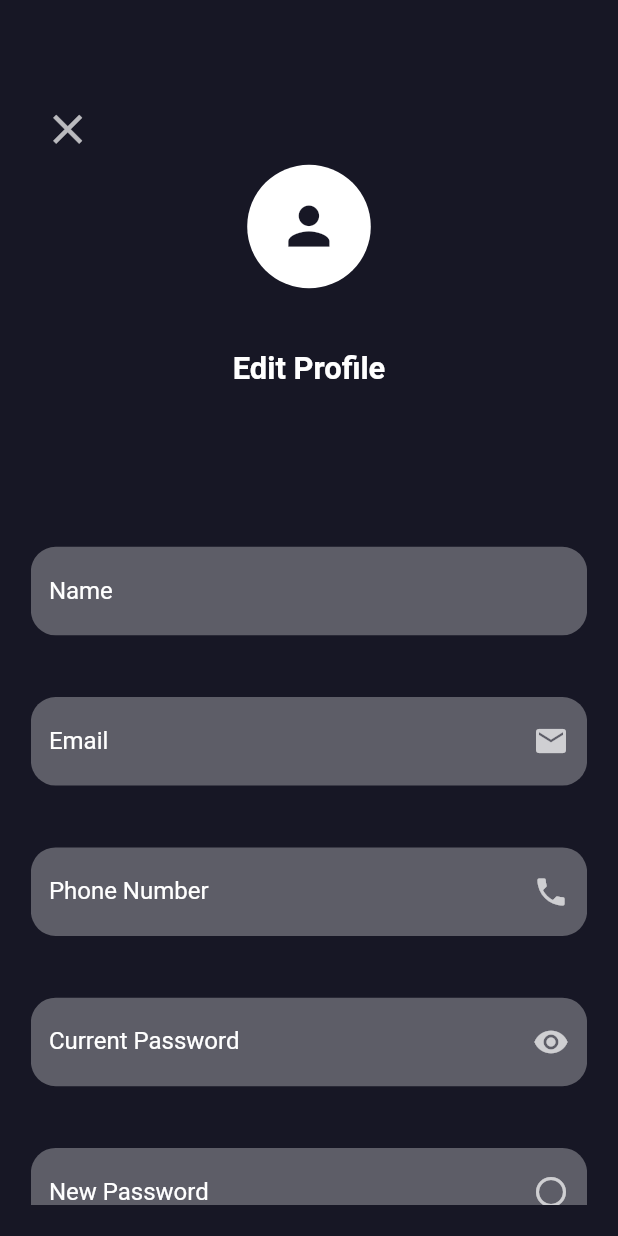
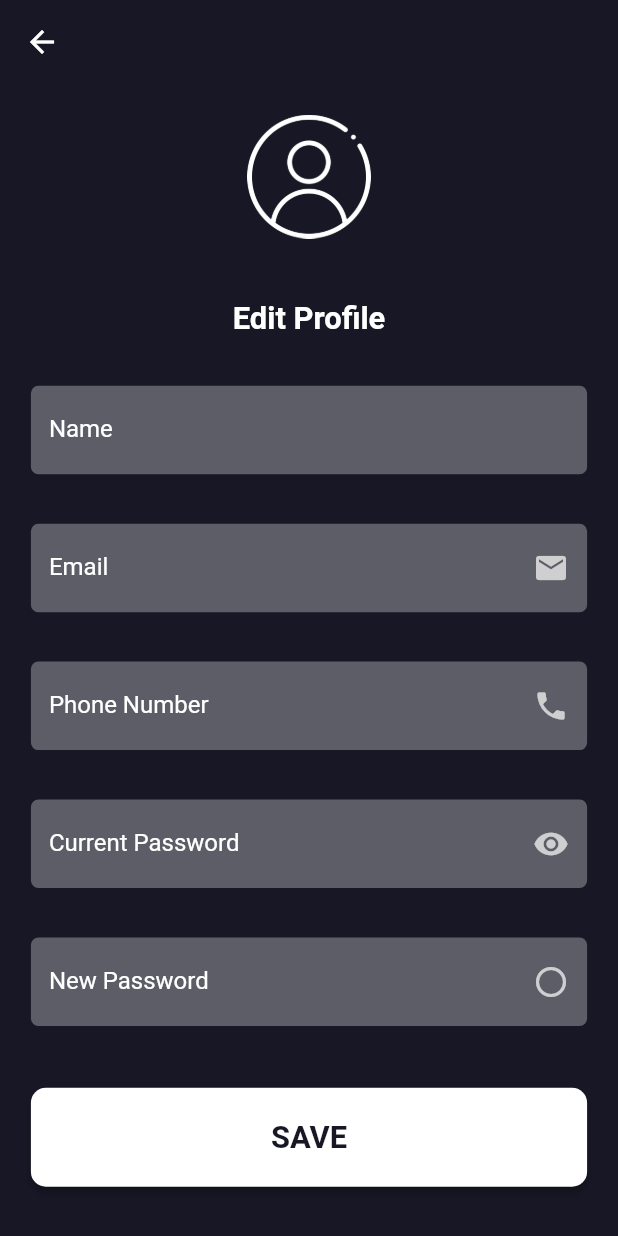
Before and after one commit to alaaelqadyy/Despoky, a Flutter app: the ProfileScreen screen opened directly, after a tap on "Edit Profile", on a phone screen of 412 x 824 dp. Run offline on Flutter 3.47's test engine with Material 2 defaults, Android fonts, the phone set to English and light mode, and no system bars; our stand-ins replace animated_text_kit, circle_nav_bar, cloud_firestore, firebase_auth, firebase_core, google_fonts and 1 more; missing offline and left inert: appbar_animated; accounts and stored records are empty; network calls fail.

Commit message:
insha2allah a5r t3del

```diff
--- a/lib/edit_profile.dart
+++ b/lib/edit_profile.dart
@@ -91,40 +91,22 @@ class _EditProfilePageState extends State<EditProfilePage>
     return Sizer(builder: (context, orientation, deviceType) {
       return Scaffold(
         backgroundColor: Color(0xFF171725),
+        appBar: AppBar(
+          backgroundColor: Color(0xFF171725),
+          elevation: 0,
+        ),
         body: Padding(
           padding: EdgeInsets.all(5.w),
           child: Column(
             crossAxisAlignment: CrossAxisAlignment.stretch,
             children: <Widget>[
-              SizedBox(height: 5.h),
-              IconButton(
-                alignment: Alignment.topLeft,
-                onPressed: () {
-                  Navigator.of(context, rootNavigator: true)
-                      .pushNamed(AppRoutes.bottomNavBarPageRoute);
-                },
-                icon: Icon(
-                  Icons.close,
-                  color: Colors.white70,
-                  size: 4.h,
-                ),
+              Image.asset(
+                'assets/user.png',
+                width: 36.w,
+                height: 10.h,
+                color: Colors.white,
               ),
-              AnimatedBuilder(
-                animation: _animationController,
-                builder: (context, child) => ScaleTransition(
-                  scale: _animation,
-                  child: child,
-                ),
-                child: CircleAvatar(
-                  backgroundColor: Colors.white,
-                  radius: 10.0.w,
-                  child: Icon(
-                    Icons.person,
-                    size: 10.0.w,
-                    color: Color(0xFF171725),
-                  ),
-                ),
-              ),
+
               SizedBox(height: 5.0.h),
               TypewriterAnimatedTextKit(
                 text: ['Edit Profile'],
@@ -141,9 +123,8 @@ class _EditProfilePageState extends State<EditProfilePage>
               Expanded(
                 child: SingleChildScrollView(
                   child: Column(
-                    crossAxisAlignment: CrossAxisAlignment.stretch,
+                   // crossAxisAlignment: CrossAxisAlignment.stretch,
                     children: [
-                      SizedBox(height: 8.0.h),
                       Form(
                         child: Column(
                           children: [
@@ -196,7 +177,7 @@ class _EditProfilePageState extends State<EditProfilePage>
                                 ),
                               ],
                             ),*/
-                            SizedBox(height: 5.0.h),
+                            SizedBox(height: 4.0.h),
                             TextFormField(
                               controller: _fullNameController,
                               style: TextStyle(color: Colors.grey),
@@ -211,12 +192,12 @@ class _EditProfilePageState extends State<EditProfilePage>
                                 fillColor: Colors.white.withOpacity(0.3),
                                 filled: true,
                                 border: OutlineInputBorder(
-                                  borderRadius: BorderRadius.circular(2.0.h),
+                                  borderRadius: BorderRadius.circular(5),
                                   borderSide: BorderSide.none,
                                 ),
                               ),
                             ),
-                            SizedBox(height: 5.0.h),
+                            SizedBox(height: 4.0.h),
                             TextFormField(
                               controller: _emailController,
                               style: TextStyle(color: Colors.grey),
@@ -235,12 +216,12 @@ class _EditProfilePageState extends State<EditProfilePage>
                                 fillColor: Colors.white.withOpacity(0.3),
                                 filled: true,
                                 border: OutlineInputBorder(
-                                  borderRadius: BorderRadius.circular(2.0.h),
+                                  borderRadius: BorderRadius.circular(5),
                                   borderSide: BorderSide.none,
                                 ),
                               ),
                             ),
-                            SizedBox(height: 5.0.h),
+                            SizedBox(height: 4.0.h),
                             TextFormField(
                               controller: _phoneNumberController,
                               style: TextStyle(color: Colors.grey),
@@ -259,12 +240,12 @@ class _EditProfilePageState extends State<EditProfilePage>
                                 fillColor: Colors.white.withOpacity(0.3),
                                 filled: true,
                                 border: OutlineInputBorder(
-                                  borderRadius: BorderRadius.circular(2.0.h),
+                                  borderRadius: BorderRadius.circular(5),
                                   borderSide: BorderSide.none,
                                 ),
                               ),
                             ),
-                            SizedBox(height: 5.0.h),
+                            SizedBox(height: 4.0.h),
                             TextFormField(
                               controller: _passwordController,
                               style: TextStyle(color: Colors.grey),
@@ -283,7 +264,7 @@ class _EditProfilePageState extends State<EditProfilePage>
                                 fillColor: Colors.white.withOpacity(0.3),
                                 filled: true,
                                 border: OutlineInputBorder(
-                                  borderRadius: BorderRadius.circular(2.0.h),
+                                  borderRadius: BorderRadius.circular(5),
                                   borderSide: BorderSide.none,
                                 ),
                               ),
@@ -293,7 +274,7 @@ class _EditProfilePageState extends State<EditProfilePage>
                                 }
                               },
                             ),
-                            SizedBox(height: 5.0.h),
+                            SizedBox(height: 4.0.h),
                             TextFormField(
                               controller: _newPasswordController,
                               style: TextStyle(color: Colors.grey),
@@ -312,7 +293,7 @@ class _EditProfilePageState extends State<EditProfilePage>
                                 fillColor: Colors.white.withOpacity(0.3),
                                 filled: true,
                                 border: OutlineInputBorder(
-                                  borderRadius: BorderRadius.circular(2.0.h),
+                                  borderRadius: BorderRadius.circular(5),
                                   borderSide: BorderSide.none,
                                 ),
                               ),
--- a/lib/models/shipping_address.dart
+++ b/lib/models/shipping_address.dart
@@ -21,7 +21,7 @@ class ShippingAddress {
 }
 
 List<ShippingAddress> shippingAddress = [
-  ShippingAddress(id: '3', fullName: 'Fatma Rida', country: 'egypt', address: '6street', city: 'cairo', state: 'demo', zipCode: 'demo')
+  ShippingAddress(id: '3', fullName: 'Fatma Rida', country: 'egypt', address: '6street', city: 'cairo', state: 'helwan', zipCode: 'demo')
 
 
 ];
--- a/lib/profile.dart
+++ b/lib/profile.dart
@@ -79,15 +79,16 @@ class _ProfileScreenState extends State<ProfileScreen>
                       crossAxisAlignment: CrossAxisAlignment.stretch,
                       children: <Widget>[
                         SizedBox(height: 15.h),
-                        ScaleTransition(
-                          scale: _animation,
-                          child: CircleAvatar(
-                            backgroundColor: Colors.white,
-                            radius: 50.sp,
-                            child: Icon(Icons.person,
-                                size: 50.sp, color: Color(0xFF171725)),
-                          ),
+
+                        Image.asset(
+                          'assets/user.png',
+                          width: 36.w,
+                          height: 16.h,
+                          color: Colors.white,
                         ),
+
+
+
                         SizedBox(height: 5.h),
                         TyperAnimatedTextKit(
                           text: ['Hello, $_userName!'],
@@ -103,7 +104,7 @@ class _ProfileScreenState extends State<ProfileScreen>
                         SizedBox(height: 8.h),
                         Text(
                           _userEmail,
-                          style: GoogleFonts.lato(
+                          style: GoogleFonts.tenorSans(
                             textStyle:
                             TextStyle(fontSize: 14.sp, color: Colors.white),
                           ),
@@ -112,7 +113,7 @@ class _ProfileScreenState extends State<ProfileScreen>
                         SizedBox(height: 3.h),
                         Text(
                           _userPhoneNumber,
-                          style: GoogleFonts.lato(
+                          style: GoogleFonts.tenorSans(
                             textStyle:
                             TextStyle(fontSize: 14.sp, color: Colors.white),
                           ),
@@ -139,7 +140,7 @@ class _ProfileScreenState extends State<ProfileScreen>
                             },
                             child: Text(
                               'Edit Profile',
-                              style: GoogleFonts.lato(
+                              style: GoogleFonts.tenorSans(
                                 textStyle: TextStyle(
                                   fontSize: 14.sp,
                                   fontWeight: FontWeight.bold,
@@ -155,7 +156,7 @@ class _ProfileScreenState extends State<ProfileScreen>
                           child: TextButton(
                             style: ButtonStyle(
                               backgroundColor: MaterialStateProperty.all<Color>(
-                                Colors.redAccent,
+                                Colors.grey,
                               ),
                               shape: MaterialStateProperty.all<
                                   RoundedRectangleBorder>(
@@ -170,7 +171,7 @@ class _ProfileScreenState extends State<ProfileScreen>
                             },
                             child: Text(
                               'Delete Account',
-                              style: GoogleFonts.lato(
+                              style: GoogleFonts.tenorSans(
                                 textStyle: TextStyle(
                                   fontSize: 14.sp,
                                   fontWeight: FontWeight.bold,
--- a/lib/shared/appbar.dart
+++ b/lib/shared/appbar.dart
@@ -11,7 +11,9 @@ class CustomAppBar extends StatelessWidget {
   @override
   Widget build(BuildContext context) {
     AuthController auth =AuthController(context);
-    return AppBar(
+    return Padding(
+      padding: const EdgeInsets.all(8.0),
+      child: AppBar(
         backgroundColor: colorAnimated.background,
         elevation: 0,
         leading: Image.asset(
@@ -30,6 +32,7 @@ class CustomAppBar extends StatelessWidget {
             ),
           ),
         ],
+      ),
     );
   }
 }
--- a/lib/shared/cart_list_items.dart
+++ b/lib/shared/cart_list_items.dart
@@ -37,7 +37,7 @@ class _cartListItemsState extends State<cartListItems> {
     return SizedBox(
       height: 21.h,
       child: Card(
-        elevation: 0,
+        elevation: 20,
         color: Color(0xFF171725),
         child: Row(
           children: [
--- a/lib/shared/checkout/shipping_address_part.dart
+++ b/lib/shared/checkout/shipping_address_part.dart
@@ -18,6 +18,7 @@ class ShippingAddressComponent extends StatelessWidget {
   Widget build(BuildContext context) {
 
     return Card(
+      elevation: 5,
       color: Color(0xFF33333f),
       shape: RoundedRectangleBorder(borderRadius: BorderRadius.circular(10.0)),
       child: Padding(
--- a/lib/shared/dropdown_menu.dart
+++ b/lib/shared/dropdown_menu.dart
@@ -15,7 +15,7 @@ class _dropDownMenuState extends State<dropDownMenu> {
   Widget build(BuildContext context) {
     return DropdownButton<String>(
       value: null,
-        icon: Icon(Icons.arrow_drop_down , size: 5.h,color: Colors.white70,),
+        icon: Icon(Icons.arrow_drop_down , size: 4.h,color: Colors.white70,),
         elevation: 16,
         isExpanded: true,
         dropdownColor: Color(0xFF171725),
--- a/lib/utilities/router.dart
+++ b/lib/utilities/router.dart
@@ -3,6 +3,7 @@ import 'package:Despoky/utilities/routes.dart';
 import 'package:flutter/cupertino.dart';
 import '../bottomNavbar.dart';
 import '../category_detailes.dart';
+import '../checkout/add_shipping_address_screen.dart';
 import '../checkout/checkout_screen.dart';
 import '../delete_profile.dart';
 import '../edit_profile.dart';
@@ -17,6 +18,13 @@ Route<dynamic> onGenerateRoute(RouteSettings settings) {
     case AppRoutes.deleteProfilePageRoute:
       return CupertinoPageRoute(
           builder: (_) => DeleteProfile(), settings: settings);
+
+
+
+    case AppRoutes.addAddressPageRoute:
+      return CupertinoPageRoute(
+          builder: (_) => AddShippingAddressPage(), settings: settings);
+
 
     case AppRoutes.checkoutPageRoute:
       return CupertinoPageRoute(
--- a/pubspec.yaml
+++ b/pubspec.yaml
@@ -33,6 +33,7 @@ flutter:
 
   uses-material-design: true
   assets:
+    - assets/
     - assets/icons/
     - assets/images/
     - assets/products/adults/t-shirts/
```
Also changed, not shown: lib/cart_fav.dart (+38 -23 lines), lib/checkout/add_shipping_address_screen.dart (+14 -8 lines), lib/checkout/checkout_screen.dart (+13 -13 lines), lib/delete_profile.dart (+5 -10 lines), lib/product_detailes.dart (+37 -13 lines), lib/search.dart (+15 -12 lines), lib/shared/checkout/checkout_order_detailes.dart (+4 -3 lines), assets/user.png (added). Lines whose indentation alone changed are shown as unchanged.
